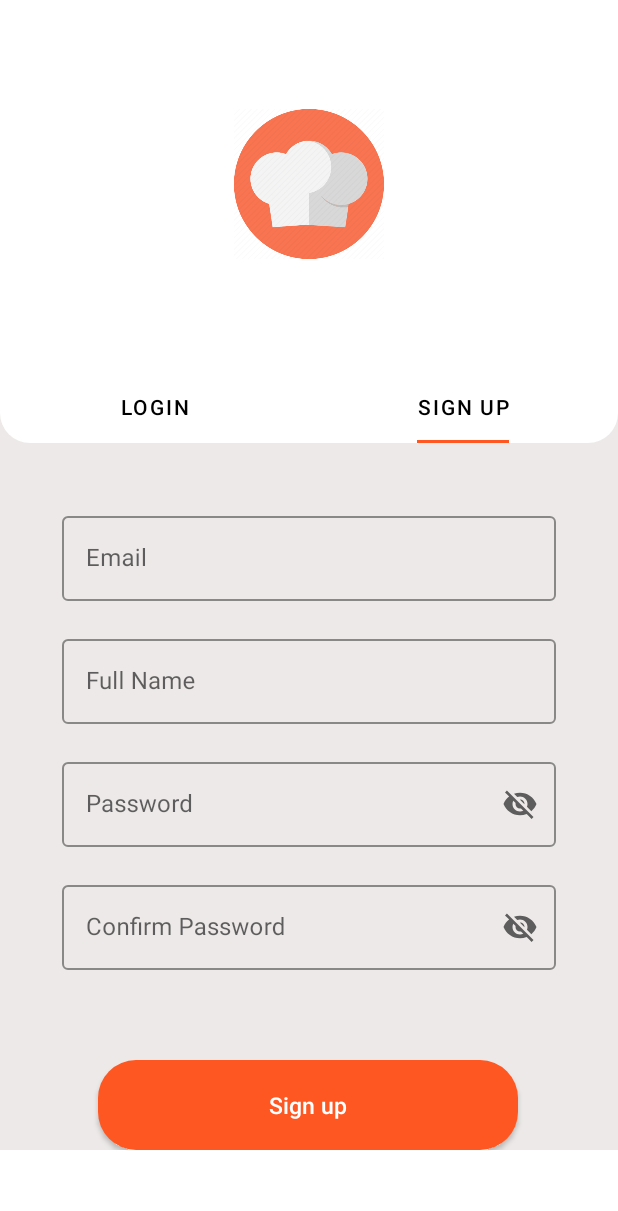
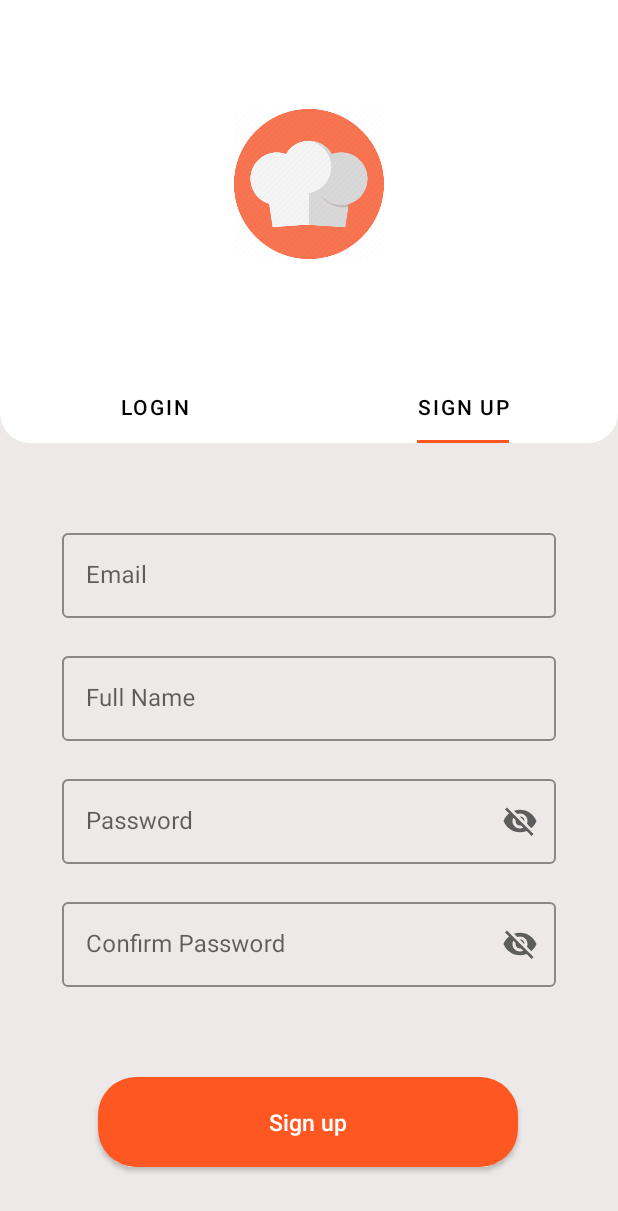
Before and after one commit to ReejanX/Food, an Android app: the MainActivity screen opened directly, with no data from a screen before it, tab 2 chosen, on a phone screen of 412 x 824 dp. Shown: the top 1211 px of the screen. Run offline under Robolectric (Android 15) with nearby library versions, the phone set to English and light mode, and no system bars; Roboto replaces fonts that are not available here.

Commit message:
view pager resolved

```diff
--- a/app/src/main/res/layout/activity_main.xml
+++ b/app/src/main/res/layout/activity_main.xml
@@ -22,15 +22,12 @@
         <androidx.viewpager2.widget.ViewPager2
             android:id="@+id/viewPager"
             android:layout_width="match_parent"
-            android:layout_height="0dp"
-
+            android:layout_height="match_parent"
             app:layout_constraintBottom_toBottomOf="parent"
             app:layout_constraintEnd_toEndOf="parent"
-            app:layout_constraintHeight_percent="1"
             app:layout_constraintHorizontal_bias="0.0"
             app:layout_constraintStart_toStartOf="parent"
-            app:layout_constraintTop_toTopOf="@+id/tabLayout"
-            app:layout_constraintVertical_bias="0.0" />
+          />
 
         <com.google.android.material.tabs.TabLayout
             android:id="@+id/tabLayout"
@@ -38,8 +35,8 @@
             android:layout_height="wrap_content"
             android:background="@drawable/viewpager"
 
-            app:layout_constraintBottom_toTopOf="@+id/viewPager"
-            app:layout_constraintTop_toTopOf="parent"
+            app:layout_constraintTop_toTopOf="@+id/viewPager"
+
             app:layout_constraintVertical_bias="1.0"
             app:tabIndicatorColor="@color/orange"
             app:tabIndicatorFullWidth="false"
```
